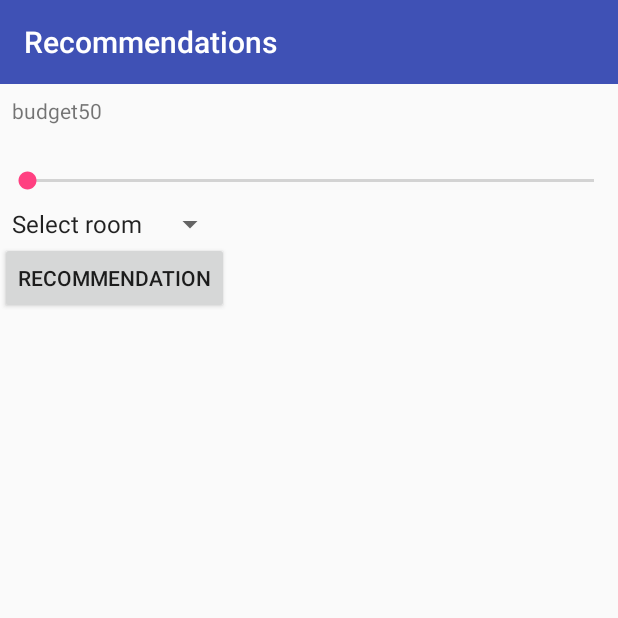
After one commit to NadaAhmedAbdelKader/GraduationProject, an Android app: the RecommendationsActivity screen opened directly, with no data from a screen before it, on a phone screen of 412 x 824 dp, the top half of it. The commit adds this screen. Run offline under Robolectric (Android 15) with nearby library versions, the phone set to English and light mode, and no system bars; our stand-ins replace Firebase (no records; nobody signed in at launch, a user with empty details on screens opened directly); libraries missing offline, so code that uses them is left out: com.github.mikephil.charting.

Commit message:
recommendations

```diff
--- a/app/src/main/AndroidManifest.xml
+++ b/app/src/main/AndroidManifest.xml
@@ -2,6 +2,10 @@
 <manifest xmlns:android="http://schemas.android.com/apk/res/android"
     package="com.switchak.switchak">
 
+    <!-- To auto-complete the email text field in the login form with the user's emails -->
+    <!--<uses-permission android:name="android.permission.GET_ACCOUNTS" />-->
+    <!--<uses-permission android:name="android.permission.READ_PROFILE" />-->
+    <!--<uses-permission android:name="android.permission.READ_CONTACTS" />-->
     <uses-permission android:name="android.permission.INTERNET" />
 
     <application
@@ -15,7 +19,9 @@
         <activity
             android:name=".MainActivity"
             android:label="@string/app_name"
-            android:theme="@style/AppTheme.NoActionBar" />
+            android:theme="@style/AppTheme.NoActionBar">
+
+        </activity>
         <activity
             android:name=".LoginActivity"
             android:label="@string/title_activity_login"
@@ -26,6 +32,13 @@
                 <category android:name="android.intent.category.LAUNCHER" />
             </intent-filter>
         </activity>
+
+        <activity
+            android:name=".RecommendationsActivity"
+            android:label="@string/app_name"
+            android:theme="@style/AppTheme.NoActionBar">
+
+        </activity>
     </application>
 
 </manifest>
--- a/app/src/main/java/com/switchak/switchak/MainActivity.java
+++ b/app/src/main/java/com/switchak/switchak/MainActivity.java
@@ -1,5 +1,6 @@
 package com.switchak.switchak;
 
+import android.app.Activity;
 import android.content.Intent;
 import android.os.Bundle;
 import android.support.design.widget.TabLayout;
@@ -83,11 +84,17 @@ public class MainActivity extends AppCompatActivity {
         //noinspection SimplifiableIfStatement
         if (id == R.id.action_settings) {
             return true;
+
         }
 
         if (id == R.id.action_sign_out) {
             FirebaseAuth.getInstance().signOut();
             Intent intent = new Intent(MainActivity.this, LoginActivity.class);
+            startActivity(intent);
+            finish();
+        }
+        if (id == R.id.recommendations) {
+            Intent intent = new Intent(MainActivity.this, RecommendationsActivity.class);
             startActivity(intent);
             finish();
         }
--- /dev/null
+++ b/app/src/main/java/com/switchak/switchak/RecommendationsActivity.java
@@ -0,0 +1,130 @@
+package com.switchak.switchak;
+
+import android.annotation.SuppressLint;
+import android.support.v7.app.AppCompatActivity;
+import android.os.Bundle;
+import android.text.Layout;
+import android.view.View;
+import android.widget.AdapterView;
+import android.widget.ArrayAdapter;
+import android.widget.Button;
+import android.widget.LinearLayout;
+import android.widget.SeekBar;
+import android.widget.Spinner;
+import android.widget.TextView;
+import android.widget.Toast;
+
+import java.security.PublicKey;
+import java.util.ArrayList;
+import java.util.List;
+
+
+public class RecommendationsActivity extends AppCompatActivity {
+    private static SeekBar seek_bar;
+    private static TextView text_view;
+    int count;
+
+    @Override
+    protected void onCreate(Bundle savedInstanceState) {
+        super.onCreate(savedInstanceState);
+        setContentView(R.layout.activity_recommendations);
+        seekBarr();
+        count = 0;
+        addSpinner();
+        addButton();
+
+
+    }
+
+    @SuppressLint("SetTextI18n")
+    public void seekBarr() {
+        seek_bar = findViewById(R.id.seekBar);
+        text_view = findViewById(R.id.textView);
+        text_view.setText(getString(R.string.Budget) + seek_bar.getProgress());
+
+        seek_bar.setOnSeekBarChangeListener(new SeekBar.OnSeekBarChangeListener() {
+            int progress;
+            int progress_value = progress;
+
+
+            @Override
+            public void onProgressChanged(SeekBar seekBar, int progress, boolean fromUser) {
+                text_view.setText(getString(R.string.Budget) + progress);
+            }
+
+            @Override
+            public void onStartTrackingTouch(SeekBar seekBar) {
+                text_view.setText(getString(R.string.Budget) + progress_value);
+            }
+
+            @Override
+            public void onStopTrackingTouch(SeekBar seekBar) {
+                Toast.makeText(RecommendationsActivity.this, "Seek bar progress is : " + progress_value,
+                        Toast.LENGTH_SHORT).show();
+            }
+        });
+
+    }
+
+    public void addSpinner() {
+
+        final List<Room> rooms = FirebaseUtils.getInstance().getRooms();
+        List<String> roomsNames = new ArrayList<>();
+        final boolean[] spinnerCreated = {false};
+        roomsNames.add("Select room");
+
+        for (int i = 0; i < rooms.size(); i++) {
+            if (rooms.get(i).getRoomName() == null) {
+                roomsNames.add(rooms.get(i).getRoomId());
+            } else
+                roomsNames.add(rooms.get(i).getRoomName());
+
+        }
+
+        LinearLayout priorityList = findViewById(R.id.priority_list);
+        Spinner firstPriority = new Spinner(this);
+        ArrayAdapter<String> listAdapter = new ArrayAdapter<>(this, android.R.layout.simple_spinner_item, roomsNames);
+        listAdapter.setDropDownViewResource(android.R.layout.simple_spinner_dropdown_item);
+        priorityList.addView(firstPriority);
+        firstPriority.setAdapter(listAdapter);
+
+
+        firstPriority.setOnItemSelectedListener(new AdapterView.OnItemSelectedListener() {
+
+            @Override
+            public void onItemSelected(AdapterView<?> parent, View view, int position, long id) {
+
+// 3shan mayfdalsh yzwed f 3dad el spinners w el 3dad da y3dii 3dad el 2wad aslun
+
+                if (position != 0 && count < rooms.size() - 1 && spinnerCreated[0] == false) {
+                    addSpinner();
+                    count++;
+                    spinnerCreated[0] = true;
+
+                }
+            }
+
+            @Override
+            public void onNothingSelected(AdapterView<?> parent) {
+
+            }
+        });
+
+
+    }
+
+    public void addButton() {
+        LinearLayout buttonLayout = findViewById(R.id.button_layout);
+        Button recbutton = new Button(this);
+        buttonLayout.addView(recbutton);
+        recbutton.setText("Recommendation");
+
+        recbutton.setOnClickListener(new View.OnClickListener() {
+            public void onClick(View v) {
+
+            }
+
+
+        });
+    }
+}
--- /dev/null
+++ b/app/src/main/res/layout/activity_recommendations.xml
@@ -0,0 +1,75 @@
+<LinearLayout
+    xmlns:android="http://schemas.android.com/apk/res/android"
+    xmlns:app="http://schemas.android.com/apk/res-auto"
+    xmlns:tools="http://schemas.android.com/tools"
+    android:layout_width="match_parent"
+    android:layout_height="match_parent"
+    android:fitsSystemWindows="true"
+    android:orientation="vertical"
+    tools:context="com.switchak.switchak.MainActivity">
+
+    <android.support.v7.widget.Toolbar
+        android:id="@+id/toolbar"
+        android:layout_width="match_parent"
+        android:layout_height="?attr/actionBarSize"
+        android:background="?attr/colorPrimary"
+        app:layout_scrollFlags="scroll|enterAlways"
+        app:popupTheme="@style/AppTheme.PopupOverlay"
+
+        app:title="Recommendations"
+        app:titleTextColor="#FFF">
+
+    </android.support.v7.widget.Toolbar>
+
+    <!--<android.support.design.widget.AppBarLayout-->
+        <!--android:layout_width="match_parent"-->
+        <!--android:layout_height="wrap_content"-->
+        <!--android:theme="@style/AppTheme.AppBarOverlay">-->
+
+
+
+        <!--&lt;!&ndash;<TextView&ndash;&gt;-->
+            <!--&lt;!&ndash;android:layout_width="match_parent"&ndash;&gt;-->
+            <!--&lt;!&ndash;android:layout_height="?attr/actionBarSize"&ndash;&gt;-->
+            <!--&lt;!&ndash;android:background="?attr/colorPrimary"&ndash;&gt;-->
+            <!--&lt;!&ndash;android:padding="@dimen/activity_vertical_margin"&ndash;&gt;-->
+            <!--&lt;!&ndash;android:text="@string/recommendations"&ndash;&gt;-->
+            <!--&lt;!&ndash;android:textAppearance="@style/TextAppearance.AppCompat"&ndash;&gt;-->
+            <!--&lt;!&ndash;android:textSize="18sp"/>&ndash;&gt;-->
+
+    <!--</android.support.design.widget.AppBarLayout>-->
+
+    <TextView
+        android:id="@+id/textView"
+        android:layout_width="214dp"
+        android:layout_height="31dp"
+        android:text="@string/Budget"
+        android:layout_margin="@dimen/appbar_padding_top">
+
+    </TextView>
+
+
+    <SeekBar
+        android:id="@+id/seekBar"
+        android:layout_width="match_parent"
+        android:layout_height="wrap_content"
+        android:padding="@dimen/appbar_padding_top"
+        android:max="10000"
+        android:progress="50"/>
+
+    <LinearLayout
+        android:id="@+id/priority_list"
+        android:layout_width="wrap_content"
+        android:layout_height="wrap_content"
+        android:orientation="vertical">
+
+    </LinearLayout>
+
+    <LinearLayout
+        android:id="@+id/button_layout"
+        android:layout_width="wrap_content"
+        android:layout_height="wrap_content"
+        android:orientation="vertical">
+    </LinearLayout>
+
+</LinearLayout>
--- a/app/src/main/res/layout/fragment_now.xml
+++ b/app/src/main/res/layout/fragment_now.xml
@@ -43,7 +43,6 @@
 
     </LinearLayout>
 
-
     <android.support.v7.widget.RecyclerView
         android:id="@+id/rv_now_rooms"
         android:layout_width="match_parent"
--- a/app/src/main/res/menu/menu_main.xml
+++ b/app/src/main/res/menu/menu_main.xml
@@ -4,12 +4,17 @@
     tools:context="com.switchak.switchak.MainActivity">
     <item
         android:id="@+id/action_settings"
-        android:orderInCategory="100"
+        android:orderInCategory="200"
         android:title="@string/action_settings"
         app:showAsAction="never" />
     <item
         android:id="@+id/action_sign_out"
-        android:orderInCategory="200"
+        android:orderInCategory="300"
         android:title="@string/action_sign_out"
         app:showAsAction="never" />
+    <item
+        android:id="@+id/recommendations"
+        android:orderInCategory="100"
+        android:title="@string/recommendations"
+        app:showAsAction="never"/>
 </menu>
--- a/app/src/main/res/values/strings.xml
+++ b/app/src/main/res/values/strings.xml
@@ -25,9 +25,7 @@
     <string name="tv_latest_reading_unit">Watts</string>
     <string name="tv_total_reading_empty">0.0</string>
     <string name="tv_room_reading_empty">0.0</string>
-    <string name="title_activity_main2">Main2Activity</string>
+    <string name="Budget">budget</string>
     <string name="change_period">Change Period</string>
-
-    <!-- TODO: Remove or change this placeholder text -->
-    <string name="hello_blank_fragment">Hello blank fragment</string>
+    <string name="recommendations">Recommendation</string>
 </resources>
```
